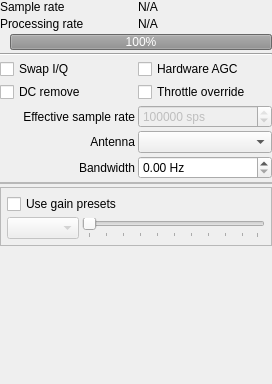
Before: the Qt Designer form ui/SourcePanel.ui in BatchDrake/SigDigger, drawn with Qt 5.
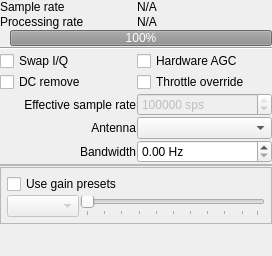
After: the same form once the commit is applied. Icons and pictures are not drawn.

Commit message: Compactify all panels

```diff
--- a/ui/SourcePanel.ui
+++ b/ui/SourcePanel.ui
@@ -7,7 +7,7 @@
     <x>0</x>
     <y>0</y>
     <width>272</width>
-    <height>384</height>
+    <height>256</height>
    </rect>
   </property>
   <property name="windowTitle">
@@ -27,7 +27,7 @@
     <number>0</number>
    </property>
    <property name="spacing">
-    <number>3</number>
+    <number>1</number>
    </property>
    <item row="1" column="0">
     <widget class="QLabel" name="label_4">
@@ -207,7 +207,7 @@
        <number>6</number>
       </property>
       <property name="spacing">
-       <number>3</number>
+       <number>1</number>
       </property>
       <item row="1" column="0">
        <widget class="QComboBox" name="autoGainCombo">
```
Left out of the diff: 1 changed line with no effect on the pictures. The commit also changes 5 other files.
